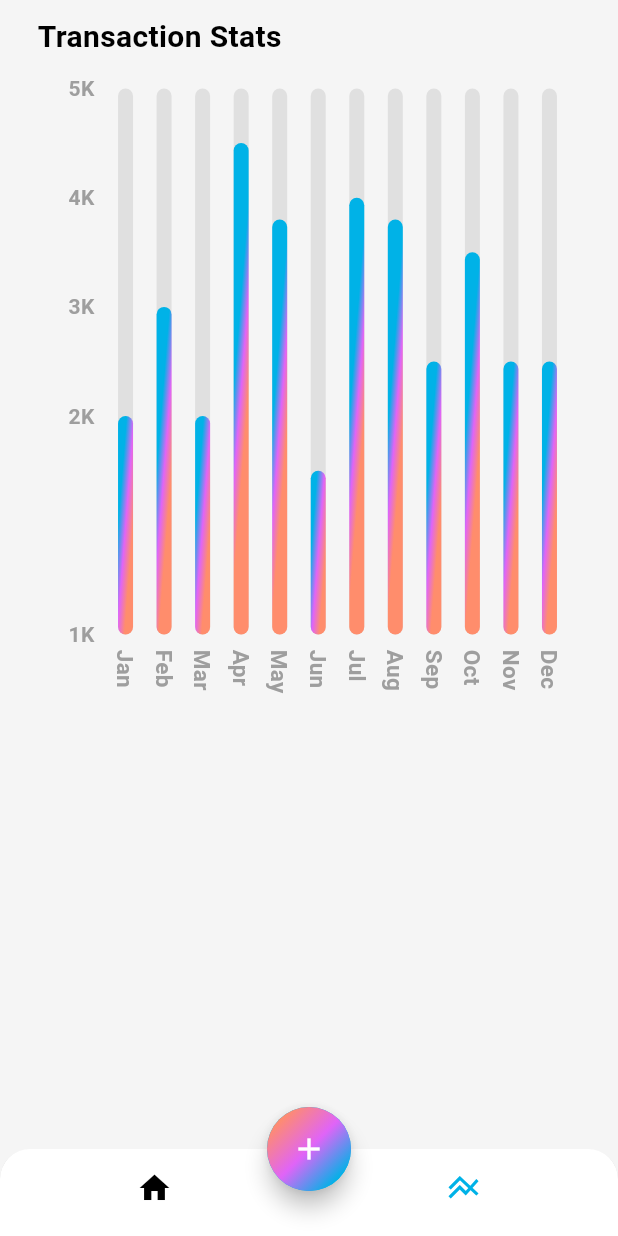
After one commit to fabian-nunes/expenseapp, a Flutter app: the screen it shows after launch, item 2 of the bottom bar chosen, on a phone screen of 412 x 824 dp. The commit adds this screen. Run offline on Flutter 3.47's test engine with Material 3 defaults, Android fonts, the phone set to English and light mode, and no system bars; drawn by our look-alikes of fl_chart.

Commit message:
working on the chart screen

```diff
--- a/lib/screens/home/views/home_screen.dart
+++ b/lib/screens/home/views/home_screen.dart
@@ -1,13 +1,30 @@
 import 'dart:math';
 
 import 'package:expenseapp/screens/home/views/main_screen.dart';
+import 'package:expenseapp/screens/stats/stats.dart';
 import 'package:flutter/material.dart';
 
-class HomeScreen extends StatelessWidget {
+class HomeScreen extends StatefulWidget {
   const HomeScreen({super.key});
 
   @override
+  State<HomeScreen> createState() => _HomeScreenState();
+}
+
+class _HomeScreenState extends State<HomeScreen> {
+  var widgetList = [
+    MainScreen(),
+    StatScreen(),
+  ];
+
+  int index = 0;
+
+  @override
   Widget build(BuildContext context) {
+    // Dynamic colors based on theme
+    Color selectedColor = Theme.of(context).colorScheme.primary;
+    Color unselectedColor = Theme.of(context).colorScheme.onSurface;
+
     return Scaffold(
       bottomNavigationBar: ClipRRect(
         borderRadius: const BorderRadius.only(
@@ -15,17 +32,31 @@ class HomeScreen extends StatelessWidget {
           topRight: Radius.circular(20),
         ),
         child: BottomNavigationBar(
+          onTap: (value) {
+            setState(() {
+              index = value;
+            });
+          },
+          currentIndex: index,
+          selectedItemColor: selectedColor, // Improved selected item color handling
+          unselectedItemColor: unselectedColor, // Improved unselected item color
           backgroundColor: Colors.white,
           showSelectedLabels: false,
           showUnselectedLabels: false,
           elevation: 3,
-          items: const [
+          items: [
             BottomNavigationBarItem(
-              icon: Icon(Icons.home),
+              icon: Icon(
+                Icons.home,
+                color: index == 0 ? selectedColor : unselectedColor,
+              ),
               label: 'Home',
             ),
             BottomNavigationBarItem(
-              icon: Icon(Icons.line_axis),
+              icon: Icon(
+                Icons.line_axis,
+                color: index == 1 ? selectedColor : unselectedColor,
+              ),
               label: 'Profile',
             ),
           ],
@@ -45,7 +76,7 @@ class HomeScreen extends StatelessWidget {
               colors: [
                 Theme.of(context).colorScheme.tertiary,
                 Theme.of(context).colorScheme.secondary,
-                Theme.of(context).colorScheme.primary
+                Theme.of(context).colorScheme.primary,
               ],
               transform: GradientRotation(pi / 4),
             ),
@@ -56,7 +87,7 @@ class HomeScreen extends StatelessWidget {
           ),
         ),
       ),
-      body: const MainScreen(),
+      body: widgetList[index],
     );
   }
 }
--- /dev/null
+++ b/lib/screens/stats/chart.dart
@@ -0,0 +1,194 @@
+import 'dart:math';
+import 'package:fl_chart/fl_chart.dart';
+import 'package:flutter/material.dart';
+
+class MyChart extends StatefulWidget {
+  const MyChart({super.key});
+
+  @override
+  State<MyChart> createState() => _MyChartState();
+}
+
+class _MyChartState extends State<MyChart> {
+  @override
+  Widget build(BuildContext context) {
+    return BarChart(
+      mainBarData(),
+    );
+  }
+
+  BarChartGroupData makeGroupData(int x, double y) {
+    return BarChartGroupData(
+      x: x,
+      barRods: [
+        BarChartRodData(
+          toY: y,
+          gradient: LinearGradient(
+            colors: [
+              Theme.of(context).colorScheme.primary,
+              Theme.of(context).colorScheme.secondary,
+              Theme.of(context).colorScheme.tertiary,
+            ],
+            transform: const GradientRotation(pi / 40),
+          ),
+          width: 10,
+          backDrawRodData: BackgroundBarChartRodData(
+            show: true,
+            toY: 5,
+            color: Colors.grey.shade300
+          )
+        )
+      ]
+    );
+  }
+
+  List<BarChartGroupData> showingGroups() => List.generate(12, (i) {
+    switch (i) {
+      case 0:
+        return makeGroupData(0, 2);
+      case 1:
+        return makeGroupData(1, 3);
+      case 2:
+        return makeGroupData(2, 2);
+      case 3:
+        return makeGroupData(3, 4.5);
+      case 4:
+        return makeGroupData(4, 3.8);
+      case 5:
+        return makeGroupData(5, 1.5);
+      case 6:
+        return makeGroupData(6, 4);
+      case 7:
+        return makeGroupData(7, 3.8);
+      case 8:
+        return makeGroupData(8, 2.5);
+      case 9:
+        return makeGroupData(9, 3.5);
+      case 10:
+        return makeGroupData(10, 2.5);
+      case 11:
+        return makeGroupData(11, 2.5);
+      default:
+        return throw Error();
+    }
+  });
+
+  BarChartData mainBarData() {
+    return BarChartData(
+      titlesData: FlTitlesData(
+        show: true,
+        rightTitles: const AxisTitles(
+          sideTitles: SideTitles(showTitles: false)
+        ),
+        topTitles: const AxisTitles(
+          sideTitles: SideTitles(showTitles: false)
+        ),
+        bottomTitles: AxisTitles(
+          sideTitles: SideTitles(
+            showTitles: true,
+            reservedSize: 48,
+            getTitlesWidget: getTiles,
+          )
+        ),
+        leftTitles: AxisTitles(
+          sideTitles: SideTitles(
+            showTitles: true,
+            reservedSize: 38,
+            getTitlesWidget: leftTitles,
+          ),
+        ),
+      ),
+      borderData: FlBorderData(
+        show: false
+      ),
+      gridData: const FlGridData(show: false),
+      barGroups: showingGroups(),
+    );
+  }
+
+  Widget getTiles(double value, TitleMeta meta) {
+    const style = TextStyle(
+      color: Colors.grey,
+      fontWeight: FontWeight.bold,
+      fontSize: 15,
+    );
+    Widget text;
+
+    switch (value.toInt()) {
+      case 0:
+        text = const Text('Jan', style: style);
+        break;
+      case 1:
+        text = const Text('Feb', style: style);
+        break;
+      case 2:
+        text = const Text('Mar', style: style);
+        break;
+      case 3:
+        text = const Text('Apr', style: style);
+        break;
+      case 4:
+        text = const Text('May', style: style);
+        break;
+      case 5:
+        text = const Text('Jun', style: style);
+        break;
+      case 6:
+        text = const Text('Jul', style: style);
+        break;
+      case 7:
+        text = const Text('Aug', style: style);
+        break;
+      case 8:
+        text = const Text('Sep', style: style);
+        break;
+      case 9:
+        text = const Text('Oct', style: style);
+        break;
+      case 10:
+        text = const Text('Nov', style: style);
+        break;
+      case 11:
+        text = const Text('Dec', style: style);
+        break;
+      default:
+        text = const Text('', style: style);
+        break;
+    }
+    return SideTitleWidget(
+      axisSide: meta.axisSide,
+      space: 10,
+      child: RotatedBox(
+        quarterTurns: 1,
+        child: text,
+      ),
+    );
+  }
+
+   Widget leftTitles(double value, TitleMeta meta) {
+    const style = TextStyle(
+      color: Colors.grey,
+      fontWeight: FontWeight.bold,
+      fontSize: 14,
+    );
+    String text;
+    if (value == 0) {
+      text = '1K';
+    } else if (value == 2) {
+      text = '2K';
+    } else if (value == 3) {
+      text = '3K';
+    } else if (value == 4) {
+      text = '4K';
+    } else if (value == 5) {
+      text = '5K';
+    } else {
+      return Container();
+    }
+    return SideTitleWidget(
+      axisSide: meta.axisSide,
+      space: 0,
+      child: Text(text, style: style),
+    );
+  }
+}
--- /dev/null
+++ b/lib/screens/stats/stats.dart
@@ -0,0 +1,34 @@
+import 'package:expenseapp/screens/stats/chart.dart';
+import 'package:fl_chart/fl_chart.dart';
+import 'package:flutter/material.dart';
+
+class StatScreen extends StatelessWidget {
+  const StatScreen({super.key});
+
+  @override
+  Widget build(BuildContext context) {
+    return SafeArea(
+      child: Padding(
+        padding: const EdgeInsets.symmetric(horizontal: 25, vertical: 10),
+        child: Column(
+          crossAxisAlignment: CrossAxisAlignment.start,
+          children: [
+            Text(
+              'Transaction Stats',
+              style: TextStyle(
+                fontSize: 20,
+                fontWeight: FontWeight.bold,
+              ),
+            ),
+            const SizedBox(height: 20),
+            Container(
+              width: MediaQuery.of(context).size.width,
+              height: MediaQuery.of(context).size.width,
+              child: const MyChart(),
+              ),
+          ],
+            ),
+        ),
+      );
+  }
+}
--- a/pubspec.yaml
+++ b/pubspec.yaml
@@ -9,6 +9,7 @@ environment:
 dependencies:
   flutter:
     sdk: flutter
+  fl_chart: ^0.70.0
 
 dev_dependencies:
   flutter_test:
```
Also changed, not shown: pubspec.lock.
